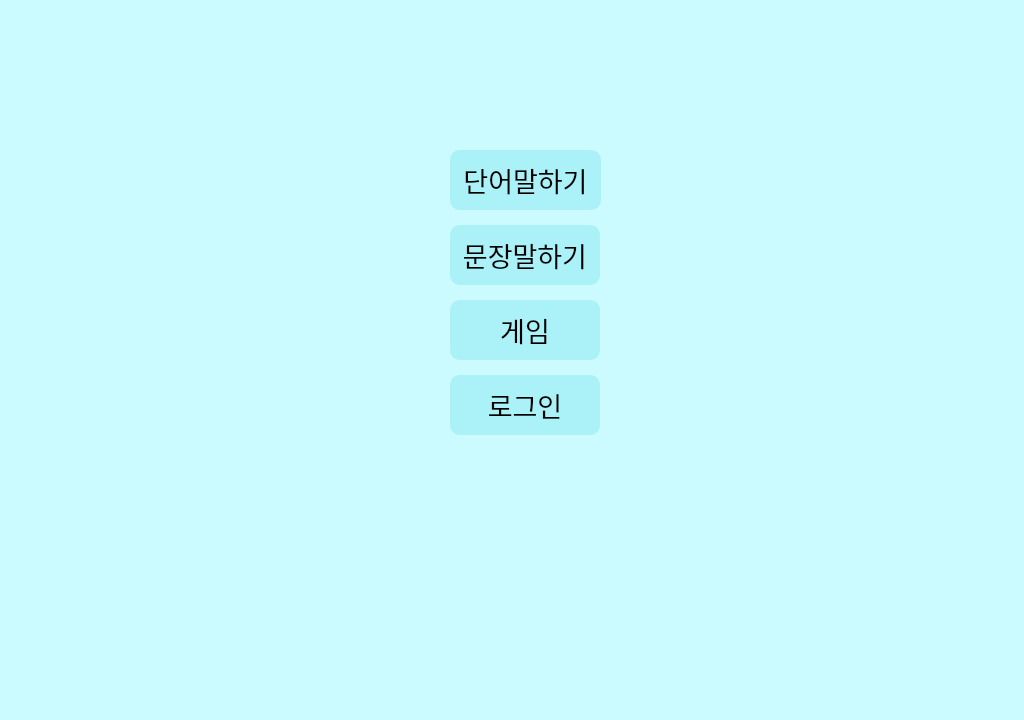
First picture: the form in main.ui, repository sangin1/AAC, before the edit.
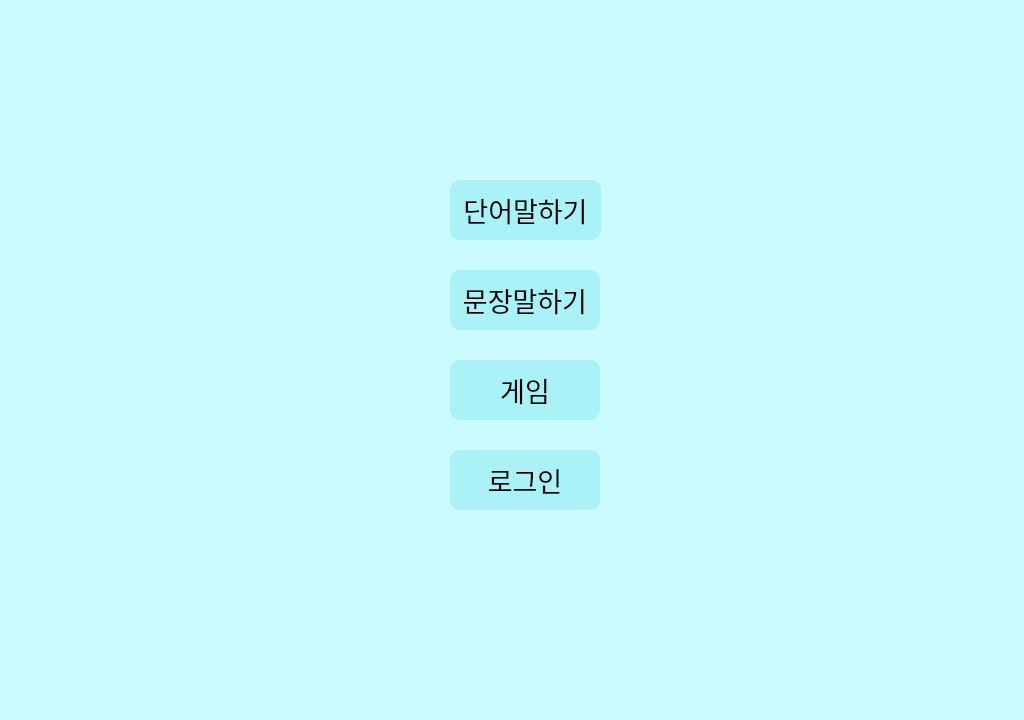
Second picture: the form after the edit.

Patch:
```diff
--- a/main.ui
+++ b/main.ui
@@ -21,7 +21,7 @@
     <property name="geometry">
      <rect>
       <x>450</x>
-      <y>150</y>
+      <y>180</y>
       <width>151</width>
       <height>60</height>
      </rect>
@@ -50,7 +50,7 @@
     <property name="geometry">
      <rect>
       <x>450</x>
-      <y>225</y>
+      <y>270</y>
       <width>150</width>
       <height>60</height>
      </rect>
@@ -79,7 +79,7 @@
     <property name="geometry">
      <rect>
       <x>450</x>
-      <y>300</y>
+      <y>360</y>
       <width>150</width>
       <height>60</height>
      </rect>
@@ -108,7 +108,7 @@
     <property name="geometry">
      <rect>
       <x>450</x>
-      <y>375</y>
+      <y>450</y>
       <width>150</width>
       <height>60</height>
      </rect>
```
